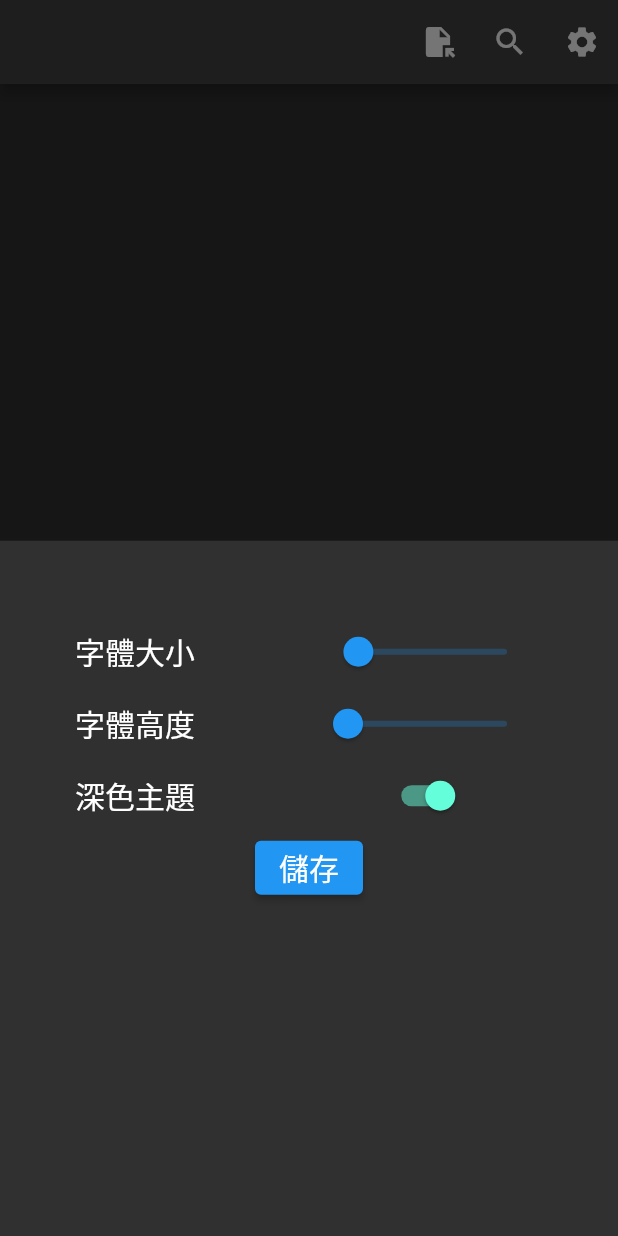
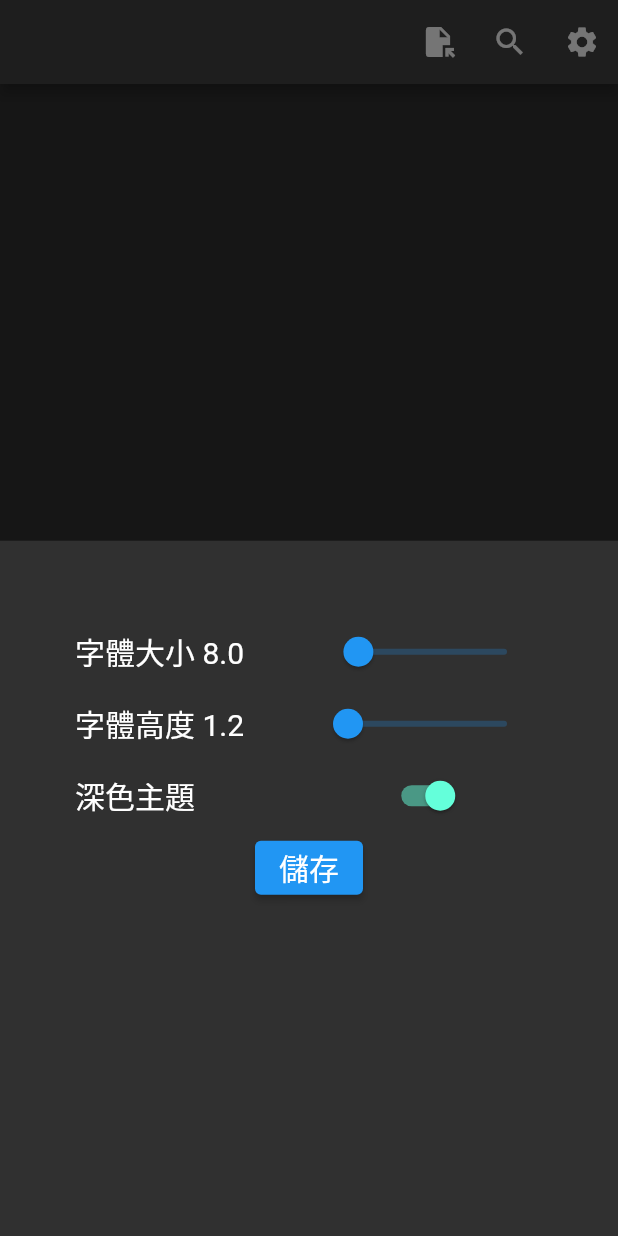
Before and after one commit to HANKSIE/tabview_reader, a Flutter app: the screen it shows after launch, after a tap on the "settings" icon, on a phone screen of 412 x 824 dp. Run offline on Flutter 3.47's test engine with Material 2 defaults, Android fonts, the phone set to English and light mode, and no system bars; our stand-ins replace file_picker, fluttertoast, shared_preferences.

Commit message:
double fixed

```diff
--- a/lib/widgets/settings_bottom_sheet.dart
+++ b/lib/widgets/settings_bottom_sheet.dart
@@ -20,26 +20,26 @@ class _SettingsBottomSheetState extends State<SettingsBottomSheet> {
 
     List<ControlConfig> configs = [
       ControlConfig(
-        label: '字體大小',
+        label: '字體大小 ${settingsStore.fontSize}',
         slide: SlideControlConfig(
             value: settingsStore.fontSize,
             min: 5.0,
             max: 50.0,
             divisions: 45,
             onChange: (double val) {
-              settingsStore.setFontSize(val);
+              settingsStore.setFontSize(double.parse(val.toStringAsFixed(1)));
               readerGroupStore.reset(lineHeight: settingsStore.lineHeight);
             }),
       ),
       ControlConfig(
-        label: '字體高度',
+        label: '字體高度 ${settingsStore.fontHeight}',
         slide: SlideControlConfig(
             value: settingsStore.fontHeight,
             min: 1.2,
             max: 10.0,
             divisions: 88,
             onChange: (double val) {
-              settingsStore.setFontHeight(val);
+              settingsStore.setFontHeight(double.parse(val.toStringAsFixed(1)));
               readerGroupStore.reset(lineHeight: settingsStore.lineHeight);
             }),
       ),
```
